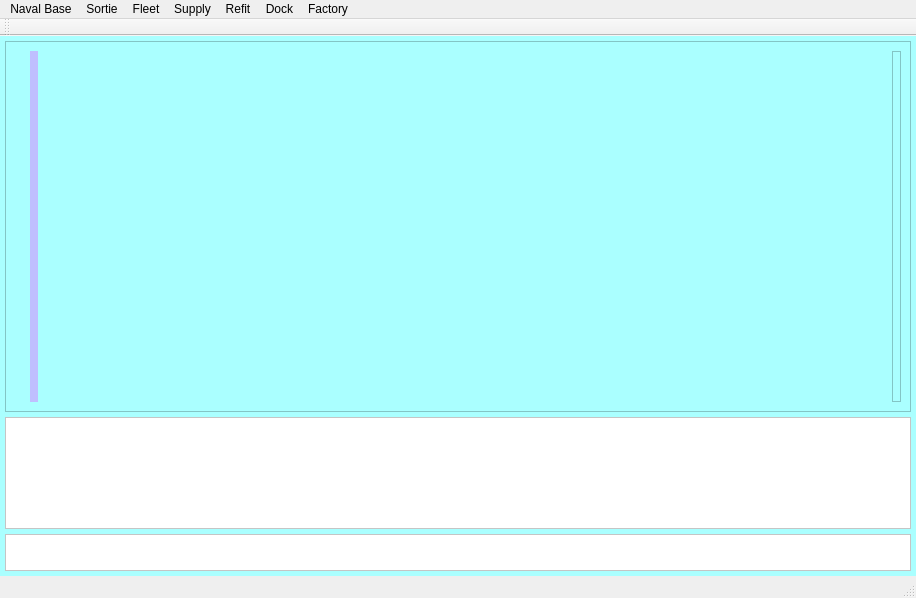
ibicdlcod/GuoMuoRuoProject, file CyberFleet/ClientGUI/ui/mainwindow.ui: the form before one commit.
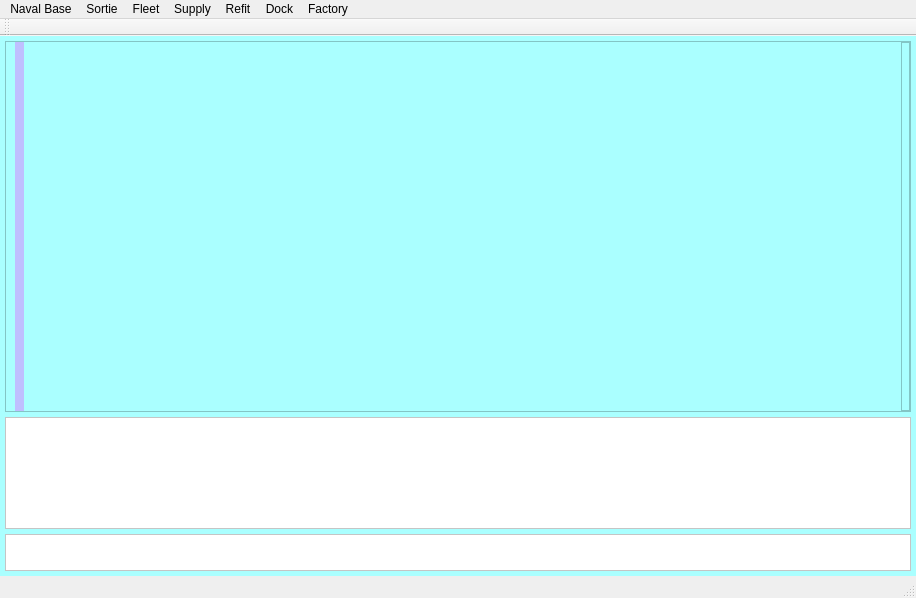
The form after the commit.

Patch:
```diff
--- a/CyberFleet/ClientGUI/ui/mainwindow.ui
+++ b/CyberFleet/ClientGUI/ui/mainwindow.ui
@@ -51,6 +51,21 @@
        <enum>QFrame::Raised</enum>
       </property>
       <layout class="QHBoxLayout" name="horizontalLayout">
+       <property name="spacing">
+        <number>0</number>
+       </property>
+       <property name="leftMargin">
+        <number>0</number>
+       </property>
+       <property name="topMargin">
+        <number>0</number>
+       </property>
+       <property name="rightMargin">
+        <number>0</number>
+       </property>
+       <property name="bottomMargin">
+        <number>0</number>
+       </property>
        <item>
         <widget class="QWidget" name="PortArea" native="true">
          <property name="sizePolicy">
```
